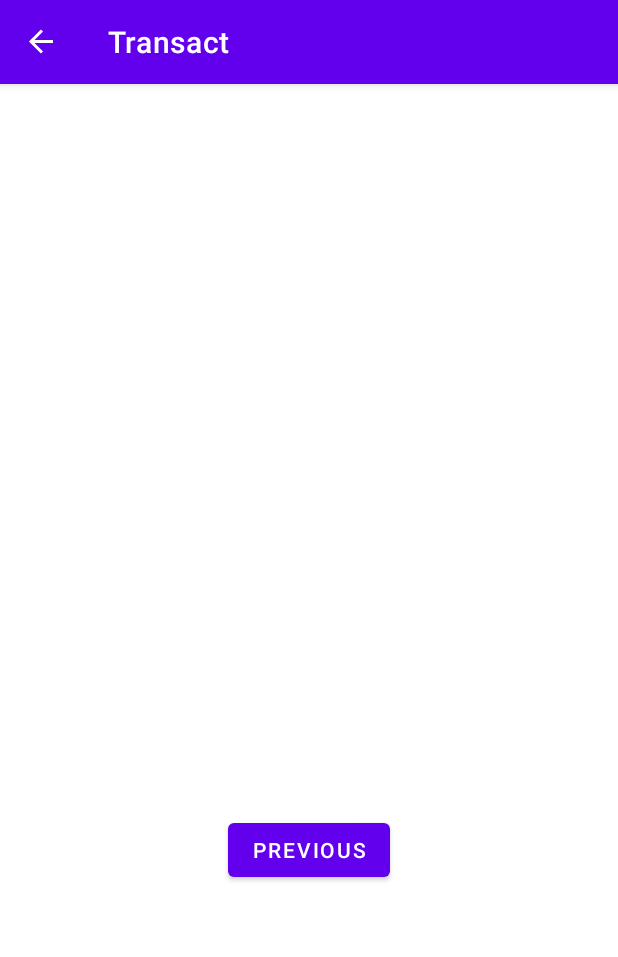
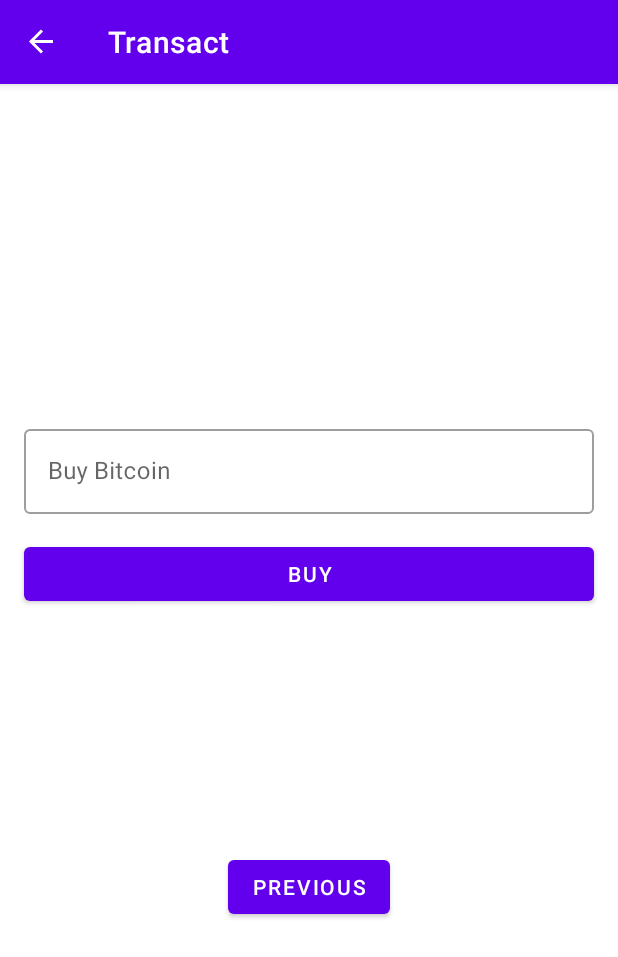
Before and after one commit to meyeroliver/Flash, an Android app: the SecondFragment screen opened through its navigation route, on a phone screen of 412 x 824 dp. Shown: the top 957 px of the screen. Run offline under Robolectric (Android 15) with nearby library versions, the phone set to English and light mode, and no system bars; our stand-ins replace navigation-ui.

Commit message:
added the buy screen

```diff
--- /dev/null
+++ b/app/src/main/java/com/example/flash/CurrencyRecyclerViewAdaptor.kt
@@ -0,0 +1,47 @@
+package com.example.flash
+
+import android.view.LayoutInflater
+import android.view.View
+import android.view.ViewGroup
+import android.widget.TextView
+import androidx.recyclerview.widget.RecyclerView
+import com.example.flash.models.Currency
+
+class CurrencyRecyclerViewAdaptor : RecyclerView.Adapter<RecyclerView.ViewHolder>() {
+
+    private var items: List<Currency> = ArrayList();
+
+    override fun onCreateViewHolder(parent: ViewGroup, viewType: Int): RecyclerView.ViewHolder {
+        return CurrencyViewHolder(
+            LayoutInflater.from(parent.context).inflate(R.layout.currency_list_item, parent, false)
+        )
+    }
+
+    override fun onBindViewHolder(holder: RecyclerView.ViewHolder, position: Int) {
+        when(holder){
+            is CurrencyViewHolder ->{
+                holder.bind(items[position])
+            }
+        }
+    }
+
+    fun setList(currencyList: List<Currency>){
+        items = currencyList
+    }
+
+    override fun getItemCount(): Int {
+        return items.size;
+    }
+
+    class CurrencyViewHolder constructor(
+        itemView: View
+    ): RecyclerView.ViewHolder(itemView){
+        private val currencyValue: TextView = itemView.findViewById(R.id.currency_value)
+        private val currencySymbol: TextView = itemView.findViewById(R.id.currency_symbol)
+
+        fun bind(currency: Currency){
+            currencyValue.text = currency.value.toString()
+            currencySymbol.text = currency.symbol
+        }
+    }
+}
--- a/app/src/main/java/com/example/flash/FirstFragment.kt
+++ b/app/src/main/java/com/example/flash/FirstFragment.kt
@@ -6,6 +6,7 @@ import android.view.LayoutInflater
 import android.view.View
 import android.view.ViewGroup
 import androidx.navigation.fragment.findNavController
+import androidx.recyclerview.widget.LinearLayoutManager
 import com.example.flash.databinding.FragmentFirstBinding
 
 /**
@@ -14,6 +15,7 @@ import com.example.flash.databinding.FragmentFirstBinding
 class FirstFragment : Fragment() {
 
     private var _binding: FragmentFirstBinding? = null
+    private lateinit var currencyAdaptor: CurrencyRecyclerViewAdaptor
 
     // This property is only valid between onCreateView and
     // onDestroyView.
@@ -25,6 +27,8 @@ class FirstFragment : Fragment() {
     ): View? {
 
         _binding = FragmentFirstBinding.inflate(inflater, container, false)
+        initRecyclerView()
+        addDataSet()
         return binding.root
 
     }
@@ -37,6 +41,19 @@ class FirstFragment : Fragment() {
         }
     }
 
+    private fun initRecyclerView(){
+        binding.recyclerView.apply {
+            layoutManager = LinearLayoutManager(this.context)
+            currencyAdaptor = CurrencyRecyclerViewAdaptor()
+            adapter = currencyAdaptor
+        }
+    }
+
+    private fun addDataSet(){
+        val data = DataSource.createDataSet()
+        currencyAdaptor.setList(data)
+    }
+
     override fun onDestroyView() {
         super.onDestroyView()
         _binding = null
--- a/app/src/main/res/layout/currency_list_item.xml
+++ b/app/src/main/res/layout/currency_list_item.xml
@@ -1,13 +1,16 @@
 <?xml version="1.0" encoding="utf-8"?>
 <androidx.cardview.widget.CardView xmlns:android="http://schemas.android.com/apk/res/android"
     xmlns:app="http://schemas.android.com/apk/res-auto"
-    android:id="@+id/meter_list_item"
+    android:id="@+id/currency_list_item"
     android:layout_width="match_parent"
     android:layout_height="wrap_content"
     android:layout_marginLeft="8dp"
     android:layout_marginTop="8dp"
     android:layout_marginRight="8dp"
-    android:padding="16dp">
+    android:padding="16dp"
+    android:elevation="10dp"
+    app:cardCornerRadius="2dp"
+    >
     <androidx.constraintlayout.widget.ConstraintLayout
         android:layout_width="match_parent"
         android:layout_height="match_parent">
--- a/app/src/main/res/layout/fragment_first.xml
+++ b/app/src/main/res/layout/fragment_first.xml
@@ -6,23 +6,24 @@
     android:layout_height="match_parent"
     tools:context=".FirstFragment">
 
-    <TextView
-        android:id="@+id/textview_first"
-        android:layout_width="wrap_content"
-        android:layout_height="wrap_content"
-        android:text="@string/hello_first_fragment"
+    <androidx.recyclerview.widget.RecyclerView
+        android:layout_width="match_parent"
+        android:layout_height="match_parent"
+        android:id="@+id/recycler_view"
+        app:layout_constraintTop_toTopOf="parent"
         app:layout_constraintBottom_toTopOf="@id/button_first"
-        app:layout_constraintEnd_toEndOf="parent"
-        app:layout_constraintStart_toStartOf="parent"
-        app:layout_constraintTop_toTopOf="parent" />
+        app:layout_constraintRight_toRightOf="parent"
+        app:layout_constraintLeft_toLeftOf="parent"
+        android:layout_marginBottom="64dp"
+        />
 
     <Button
         android:id="@+id/button_first"
         android:layout_width="wrap_content"
         android:layout_height="wrap_content"
-        android:text="@string/next"
+        android:text="@string/buy"
         app:layout_constraintBottom_toBottomOf="parent"
         app:layout_constraintEnd_toEndOf="parent"
         app:layout_constraintStart_toStartOf="parent"
-        app:layout_constraintTop_toBottomOf="@id/textview_first" />
+        />
 </androidx.constraintlayout.widget.ConstraintLayout>
--- a/app/src/main/res/layout/fragment_second.xml
+++ b/app/src/main/res/layout/fragment_second.xml
@@ -6,14 +6,44 @@
     android:layout_height="match_parent"
     tools:context=".SecondFragment">
 
-    <TextView
-        android:id="@+id/textview_second"
-        android:layout_width="wrap_content"
+
+
+    <com.google.android.material.textfield.TextInputLayout
+        android:id="@+id/coin_input_layout"
+        style="@style/Widget.MaterialComponents.TextInputLayout.OutlinedBox"
+        android:layout_width="match_parent"
         android:layout_height="wrap_content"
+        android:layout_margin="16dp"
+
+        android:hint="@string/buy_Bitcoin"
+
         app:layout_constraintBottom_toTopOf="@id/button_second"
         app:layout_constraintEnd_toEndOf="parent"
         app:layout_constraintStart_toStartOf="parent"
-        app:layout_constraintTop_toTopOf="parent" />
+        app:layout_constraintTop_toTopOf="parent">
+
+        <com.google.android.material.textfield.TextInputEditText
+            android:id="@+id/coin_input"
+            android:layout_width="match_parent"
+            android:layout_height="wrap_content"
+            android:singleLine="true"
+            android:inputType="numberDecimal"
+
+            />
+
+    </com.google.android.material.textfield.TextInputLayout>
+
+    <Button
+        android:id="@+id/buy_crypto"
+        android:layout_width="match_parent"
+        android:layout_height="wrap_content"
+        android:layout_margin="16dp"
+        android:text="@string/buy"
+        app:layout_constraintEnd_toEndOf="parent"
+        app:layout_constraintStart_toStartOf="parent"
+        app:layout_constraintTop_toBottomOf="@id/coin_input_layout" />
+
+
 
     <Button
         android:id="@+id/button_second"
@@ -23,5 +53,5 @@
         app:layout_constraintBottom_toBottomOf="parent"
         app:layout_constraintEnd_toEndOf="parent"
         app:layout_constraintStart_toStartOf="parent"
-        app:layout_constraintTop_toBottomOf="@id/textview_second" />
+        app:layout_constraintTop_toBottomOf="@id/coin_input_layout" />
 </androidx.constraintlayout.widget.ConstraintLayout>
--- a/app/src/main/res/values/strings.xml
+++ b/app/src/main/res/values/strings.xml
@@ -4,7 +4,8 @@
     <!-- Strings used for fragments for navigation -->
     <string name="wallet_fragment_label">Wallet</string>
     <string name="transact_fragment_label">Transact</string>
-    <string name="next">Next</string>
+    <string name="buy">Buy</string>
+    <string name="buy_Bitcoin">Buy Bitcoin</string>
     <string name="previous">Previous</string>
 
     <string name="hello_first_fragment">Hello first fragment</string>
```
